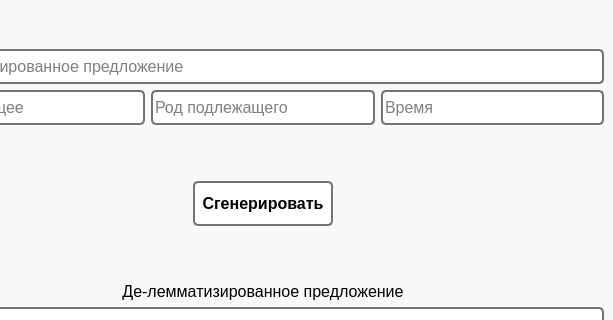
Before: the Qt Designer form application/ui/design.ui in Klemma/ML_Project, drawn with Qt 5; both pictures show x 87 to 700 and y 0 to 320 of the 700 by 401 pixel window.
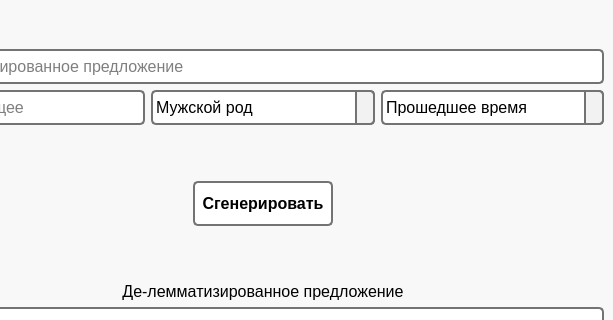
After: the same form once the commit is applied. Icons and pictures are not drawn.

Commit message: Минорные изменения

```diff
--- a/application/ui/design.ui
+++ b/application/ui/design.ui
@@ -96,7 +96,7 @@
           <item alignment="Qt::AlignTop">
            <widget class="QLineEdit" name="nsubj_input_line">
             <property name="sizePolicy">
-             <sizepolicy hsizetype="Expanding" vsizetype="Fixed">
+             <sizepolicy hsizetype="Preferred" vsizetype="Fixed">
               <horstretch>0</horstretch>
               <verstretch>0</verstretch>
              </sizepolicy>
@@ -131,8 +131,8 @@
             </property>
            </widget>
           </item>
-          <item alignment="Qt::AlignTop">
-           <widget class="QLineEdit" name="gender_input_line">
+          <item>
+           <widget class="QComboBox" name="gender_input_comboBox">
             <property name="minimumSize">
              <size>
               <width>0</width>
@@ -146,7 +146,7 @@
              </font>
             </property>
             <property name="styleSheet">
-             <string notr="true">QLineEdit {
+             <string notr="true">QComboBox {
 	background: white;
 	border-style: solid;
 	border-width: 2px;
@@ -154,17 +154,48 @@
 	border-radius: 5px;
 }
 
-QLineEdit:focus {
-	border-width: 3px;
+QComboBox::drop-down {
+	background: rgb(242, 242, 242);
+	border-width: 2px;
+	border-color: rgb(115, 115, 115);
+	border-top-right-radius: 5px;
+	border-bottom-right-radius: 5px;
+	border-style: solid;
+	margin: -2px;
+}
+
+QComboBox::drop-down:pressed {
+	margin: 0.001px;
+}
+
+QComboBox::down-arrow {
+	image: url(:/images/down-arrow.png);
 }</string>
             </property>
-            <property name="placeholderText">
-             <string>Род подлежащего</string>
-            </property>
+            <item>
+             <property name="text">
+              <string>Мужской род</string>
+             </property>
+            </item>
+            <item>
+             <property name="text">
+              <string>Средний род</string>
+             </property>
+            </item>
+            <item>
+             <property name="text">
+              <string>Женский род</string>
+             </property>
+            </item>
+            <item>
+             <property name="text">
+              <string>Неопределенный</string>
+             </property>
+            </item>
            </widget>
           </item>
-          <item alignment="Qt::AlignTop">
-           <widget class="QLineEdit" name="tense_input_line">
+          <item>
+           <widget class="QComboBox" name="tense_input_comboBox">
             <property name="minimumSize">
              <size>
               <width>0</width>
@@ -178,7 +209,7 @@
              </font>
             </property>
             <property name="styleSheet">
-             <string notr="true">QLineEdit {
+             <string notr="true">QComboBox {
 	background: white;
 	border-style: solid;
 	border-width: 2px;
@@ -186,13 +217,44 @@
 	border-radius: 5px;
 }
 
-QLineEdit:focus {
-	border-width: 3px;
+QComboBox::drop-down {
+	background: rgb(242, 242, 242);
+	border-width: 2px;
+	border-color: rgb(115, 115, 115);
+	border-top-right-radius: 5px;
+	border-bottom-right-radius: 5px;
+	border-style: solid;
+	margin: -2px;
+}
+
+QComboBox::drop-down:pressed {
+	margin: 0.001px;
+}
+
+QComboBox::down-arrow {
+	image: url(:/images/down-arrow.png);
 }</string>
             </property>
-            <property name="placeholderText">
-             <string>Время</string>
-            </property>
+            <item>
+             <property name="text">
+              <string>Прошедшее время</string>
+             </property>
+            </item>
+            <item>
+             <property name="text">
+              <string>Настоящее время</string>
+             </property>
+            </item>
+            <item>
+             <property name="text">
+              <string>Будущее время</string>
+             </property>
+            </item>
+            <item>
+             <property name="text">
+              <string>Неопределенное</string>
+             </property>
+            </item>
            </widget>
           </item>
          </layout>
@@ -214,7 +276,7 @@
          </spacer>
         </item>
         <item alignment="Qt::AlignHCenter">
-         <widget class="QPushButton" name="pushButton">
+         <widget class="QPushButton" name="generate_button">
           <property name="minimumSize">
            <size>
             <width>140</width>
@@ -223,7 +285,7 @@
           </property>
           <property name="maximumSize">
            <size>
-            <width>16777215</width>
+            <width>140</width>
             <height>16777215</height>
            </size>
           </property>
@@ -373,7 +435,7 @@
      <x>0</x>
      <y>0</y>
      <width>700</width>
-     <height>20</height>
+     <height>21</height>
     </rect>
    </property>
   </widget>
```
Left out of the diff: 4 changed lines with no effect on the pictures. The commit also changes 2 other files.
